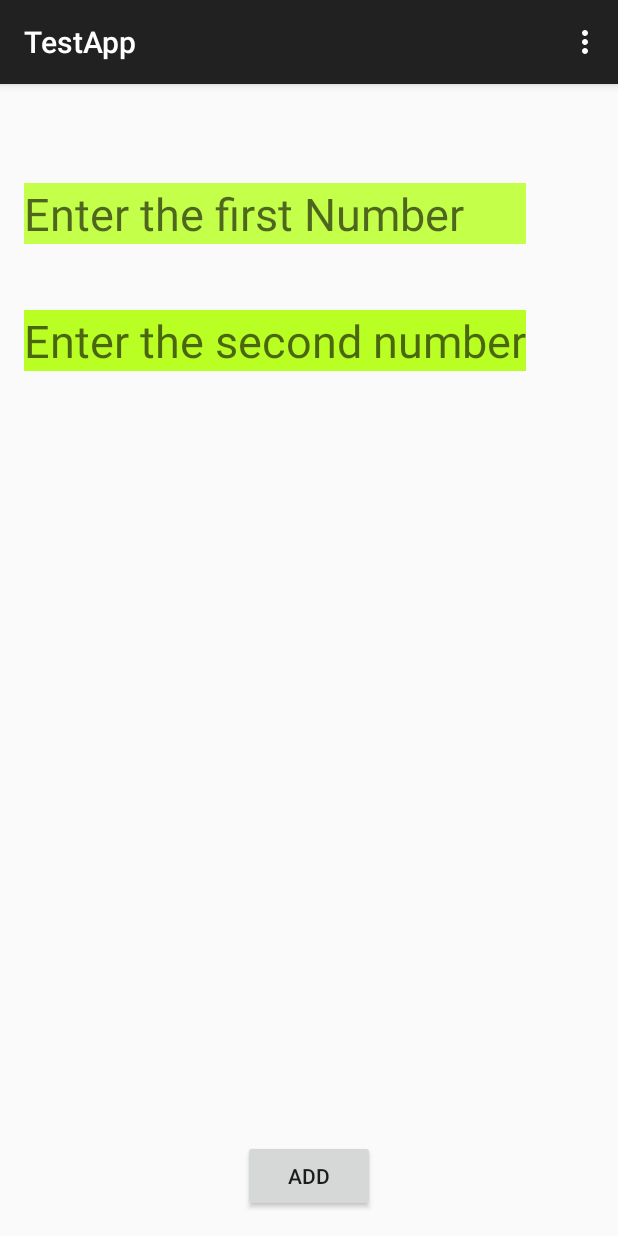
After one commit to rachit-m/vccalling, an Android app: the OpeningActivity screen opened directly, with no data from a screen before it, on a phone screen of 412 x 824 dp. The commit adds this screen. Run offline under Robolectric (Android 15) with nearby library versions, the phone set to English and light mode, and no system bars.

Commit message:
Signed-off-by: rachit-m <rachit.iitkgp@gmail.com>

```diff
--- /dev/null
+++ b/app/src/main/java/com/example/admin/testapp/OpeningActivity.java
@@ -0,0 +1,86 @@
+package com.example.admin.testapp;
+
+import android.content.Context;
+import android.support.v7.app.ActionBarActivity;
+import android.os.Bundle;
+import android.text.TextUtils;
+import android.util.Pair;
+import android.view.Menu;
+import android.view.MenuItem;
+import android.view.View;
+import android.widget.Button;
+import android.widget.EditText;
+import android.widget.TextView;
+import android.widget.Toast;
+
+
+public class OpeningActivity extends ActionBarActivity {
+
+    TextView tvfrst,tvscnd,tvres;
+    Button ok;
+    EditText etfrst,etscnd;
+
+
+    @Override
+    protected void onCreate(Bundle savedInstanceState) {
+        super.onCreate(savedInstanceState);
+        setContentView(R.layout.activity_opening);
+
+        new ServletPostAsyncTask().execute(new Pair<Context, String>(this, "Rachit"));
+    }
+
+    @Override
+    public boolean onCreateOptionsMenu(Menu menu) {
+        // Inflate the menu; this adds items to the action bar if it is present.
+        getMenuInflater().inflate(R.menu.menu_opening, menu);
+        ok = (Button) findViewById(R.id.btnadd);
+        tvres = (TextView) findViewById(R.id.tvres);
+        etfrst = (EditText) findViewById(R.id.etfrst);
+        etscnd = (EditText) findViewById(R.id.etscnd);
+
+        ok.setOnClickListener(new View.OnClickListener() {
+            @Override
+            public void onClick(View v) {
+                double x=0,y=0,z=0;
+               /* if( (etfrst.getText().toString().matches("")) || (etscnd.getText().toString().matches("")) )
+                {
+                    Context ctx = getApplicationContext();
+                  Toast.makeText(ctx,"Enter both the fields properly",Toast.LENGTH_SHORT).show();
+                   // Toast.
+                }*/
+
+                if(TextUtils.isEmpty(etfrst.getText().toString()))
+                {
+                    etfrst.setError("Field can not be blank");
+                }
+                else if(TextUtils.isEmpty(etscnd.getText().toString()))
+                {
+                    etscnd.setError("Field can not be blank");
+                }
+                else
+                {
+                          x = Double.parseDouble(etfrst.getText().toString());
+                          y = Double.parseDouble(etscnd.getText().toString());
+                          z = x + y;
+                    tvres.setText("Result is" + z);
+                }
+            }
+        });
+        return true;
+    }
+
+    @Override
+    public boolean onOptionsItemSelected(MenuItem item) {
+        // Handle action bar item clicks here. The action bar will
+        // automatically handle clicks on the Home/Up button, so long
+        // as you specify a parent activity in AndroidManifest.xml.
+        int id = item.getItemId();
+
+        //noinspection SimplifiableIfStatement
+        if (id == R.id.action_settings) {
+            return true;
+        }
+
+        return super.onOptionsItemSelected(item);
+    }
+}
--- /dev/null
+++ b/app/src/main/java/com/example/admin/testapp/ServletPostAsyncTask.java
@@ -0,0 +1,60 @@
+package com.example.admin.testapp;
+
+import android.content.Context;
+import android.os.AsyncTask;
+import android.util.Log;
+import android.util.Pair;
+import android.widget.Toast;
+
+import org.apache.http.HttpResponse;
+import org.apache.http.NameValuePair;
+import org.apache.http.client.ClientProtocolException;
+import org.apache.http.client.HttpClient;
+import org.apache.http.client.entity.UrlEncodedFormEntity;
+import org.apache.http.client.methods.HttpPost;
+import org.apache.http.impl.client.DefaultHttpClient;
+import org.apache.http.message.BasicNameValuePair;
+import org.apache.http.util.EntityUtils;
+
+import java.io.IOException;
+import java.util.ArrayList;
+import java.util.List;
+
+class ServletPostAsyncTask extends AsyncTask<Pair<Context, String>, Void, String> {
+    private Context context;
+
+    @Override
+    protected String doInBackground(Pair<Context, String>... params) {
+        context = params[0].first;
+        String name = params[0].second;
+
+        HttpClient httpClient = new DefaultHttpClient();
+        HttpPost httpPost = new HttpPost("https://api.ringcaptcha.com/5i8o6eme1e8emi2yfu3i/code/sms"); // 10.0.2.2 is localhost's IP address in Android emulator
+        try {
+            // Add name data to request
+            List<NameValuePair> nameValuePairs = new ArrayList<NameValuePair>(1);
+            nameValuePairs.add(new BasicNameValuePair("name", name));
+            httpPost.setEntity(new UrlEncodedFormEntity(nameValuePairs));
+
+            // Execute HTTP Post Request
+            HttpResponse response = httpClient.execute(httpPost);
+            if (response.getStatusLine().getStatusCode() == 200) {
+                Log.d("Backend","Success");
+                return EntityUtils.toString(response.getEntity());
+            }
+            Log.d("Backend","Error");
+            return "Error: " + response.getStatusLine().getStatusCode() + " " + response.getStatusLine().getReasonPhrase();
+
+        } catch (ClientProtocolException e) {
+            Log.d("Backend","Not functioning");
+            return e.getMessage();
+        } catch (IOException e) {
+            return e.getMessage();
+        }
+    }
+
+    @Override
+    protected void onPostExecute(String result) {
+        Toast.makeText(context, result, Toast.LENGTH_LONG).show();
+    }
+}
--- /dev/null
+++ b/app/src/main/res/layout/activity_opening.xml
@@ -0,0 +1,57 @@
+<RelativeLayout xmlns:android="http://schemas.android.com/apk/res/android"
+    xmlns:tools="http://schemas.android.com/tools" android:layout_width="match_parent"
+    android:layout_height="match_parent" android:paddingLeft="@dimen/activity_horizontal_margin"
+    android:paddingRight="@dimen/activity_horizontal_margin"
+    android:paddingTop="@dimen/activity_vertical_margin"
+    android:paddingBottom="@dimen/activity_vertical_margin" tools:context=".OpeningActivity"
+    android:id="@+id/opnac">
+
+
+    <EditText
+        android:layout_width="wrap_content"
+        android:layout_height="wrap_content"
+        android:id="@+id/etfrst"
+        android:textSize="30sp"
+        android:hint="Enter the first Number"
+        android:layout_alignParentLeft="true"
+        android:layout_alignParentStart="true"
+        android:layout_marginTop="50dp"
+        android:background="#ffc4ff4a"
+        android:inputType="numberDecimal"
+        android:layout_alignRight="@+id/etscnd"
+        android:layout_alignEnd="@+id/etscnd" />
+
+        <EditText
+        android:layout_width="wrap_content"
+        android:layout_height="wrap_content"
+        android:id="@+id/etscnd"
+        android:inputType="numberDecimal"
+        android:textSize="30sp"
+        android:hint="Enter the second number"
+        android:background="#ffb9ff24"
+        android:layout_below="@+id/etfrst"
+        android:layout_alignParentLeft="true"
+        android:layout_alignParentStart="true"
+        android:layout_marginTop="44dp" />
+
+    <TextView
+        android:layout_width="wrap_content"
+        android:layout_height="wrap_content"
+        android:text=""
+        android:id="@+id/tvres"
+        android:textSize="30sp"
+        android:layout_below="@+id/etscnd"
+        android:layout_marginTop="48dp"
+        android:layout_alignParentRight="true"
+        android:layout_alignParentEnd="true"
+        android:layout_alignParentLeft="true"
+        android:layout_alignParentStart="true" />
+
+    <Button
+        android:layout_width="wrap_content"
+        android:layout_height="wrap_content"
+        android:text="Add"
+        android:id="@+id/btnadd"
+        android:layout_alignParentBottom="true"
+        android:layout_centerHorizontal="true" />
+</RelativeLayout>
--- /dev/null
+++ b/app/src/main/res/menu/menu_opening.xml
@@ -0,0 +1,6 @@
+<menu xmlns:android="http://schemas.android.com/apk/res/android"
+xmlns:app="http://schemas.android.com/apk/res-auto"
+xmlns:tools="http://schemas.android.com/tools" tools:context=".OpeningActivity">
+<item android:id="@+id/action_settings" android:title="@string/action_settings"
+    android:orderInCategory="100" app:showAsAction="never" />
+</menu>
--- a/app/src/main/res/values/strings.xml
+++ b/app/src/main/res/values/strings.xml
@@ -1,8 +1,6 @@
-<?xml version="1.0" encoding="utf-8"?>
 <resources>
+    <string name="app_name">TestApp</string>
 
-    <string name="app_name">VC Calling</string>
+    <string name="hello_world">Hello world!</string>
     <string name="action_settings">Settings</string>
-    <string name="start_service">Enter</string>
-
 </resources>
```
Also changed, not shown: app/build.gradle (+5 -15 lines), app/src/main/AndroidManifest.xml (+12 -6 lines), app/src/main/java/com/example/admin/testapp/Splash.java (added, +48 -0 lines), app/src/main/res/layout/splash.xml (added, +7 -0 lines), app/src/main/res/drawable/musica.png (added), app/src/main/res/mipmap-hdpi/ic_launcher.png (added), app/src/main/res/mipmap-mdpi/ic_launcher.png (added), app/src/main/res/mipmap-xhdpi/ic_launcher.png (added), app/src/main/res/mipmap-xxhdpi/ic_launcher.png (added), 4 other files.
